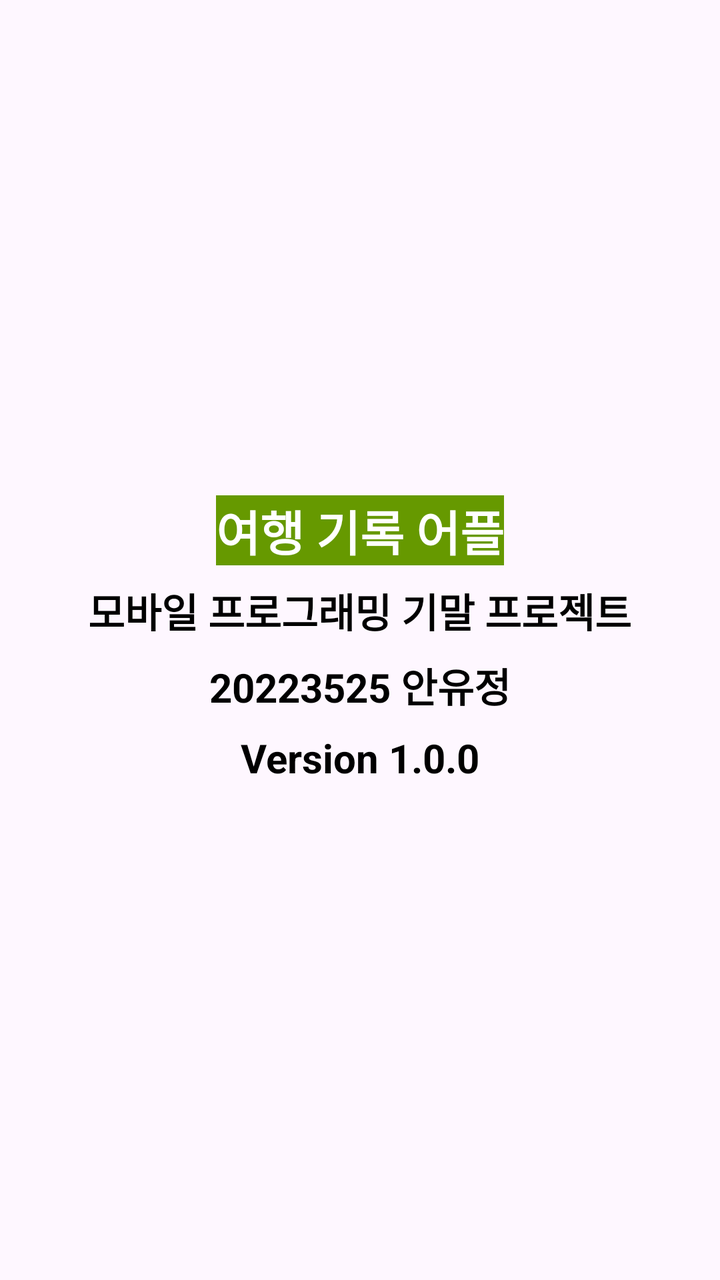
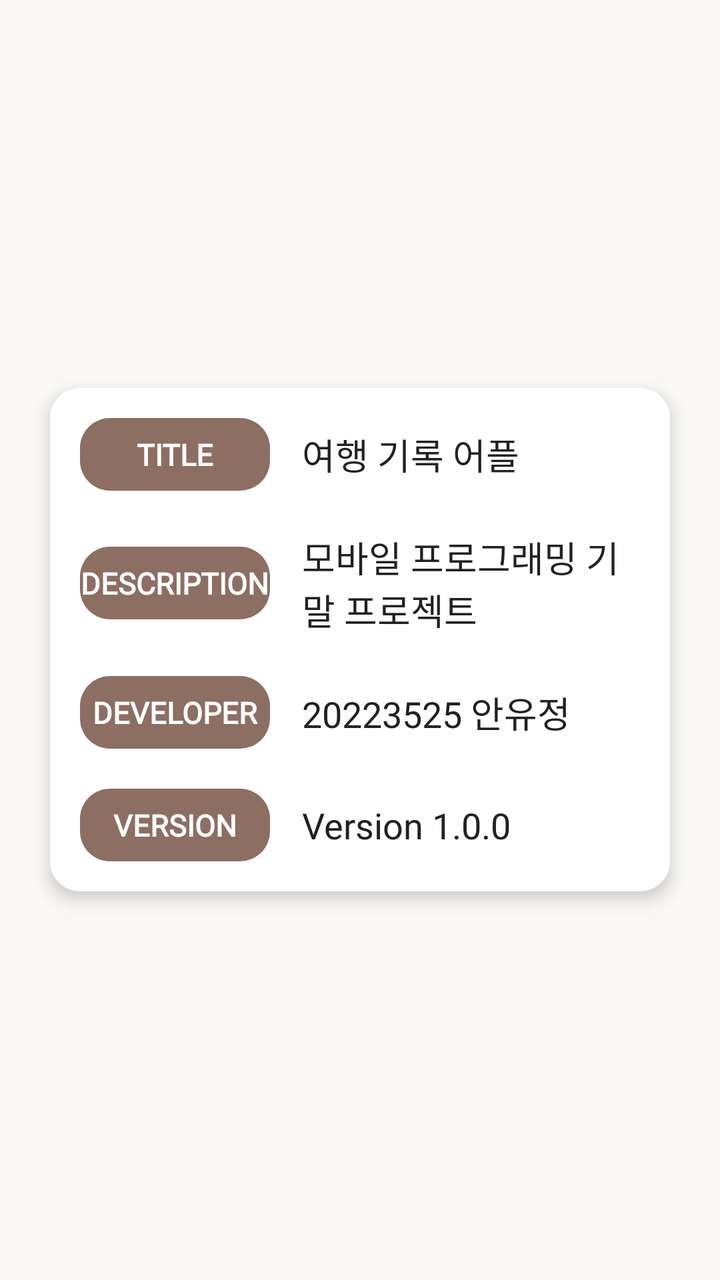

The first picture is an Android layout as it rendered before a commit; the second is the same layout after the commit. The layout source and the unified diff follow.
<!-- AndroidManifest.xml: application theme Theme.TermProject -->
<!-- res/layout/fragment_settings.xml -->
<?xml version="1.0" encoding="utf-8"?>
<LinearLayout xmlns:android="http://schemas.android.com/apk/res/android"
    android:layout_width="match_parent"
    android:layout_height="match_parent"
    android:orientation="vertical"
    android:gravity="center"
    android:padding="24dp">

    <TextView
        android:layout_width="wrap_content"
        android:layout_height="wrap_content"
        android:background="@android:color/holo_green_dark"
        android:text="@string/app_title"
        android:textColor="@color/white"
        android:textSize="24sp"
        android:textStyle="bold" />

    <TextView
        android:layout_width="wrap_content"
        android:layout_height="wrap_content"
        android:text="@string/app_info"
        android:textColor="@color/black"
        android:textSize="20sp"
        android:textStyle="bold"
        android:layout_marginTop="8dp"/>

    <TextView
        android:layout_width="wrap_content"
        android:layout_height="wrap_content"
        android:text="@string/app_developer"
        android:textColor="@color/black"
        android:textSize="20sp"
        android:textStyle="bold"
        android:layout_marginTop="8dp"/>

    <TextView
        android:layout_width="wrap_content"
        android:layout_height="wrap_content"
        android:text="@string/app_version"
        android:textColor="@color/black"
        android:textSize="20sp"
        android:textStyle="bold"
        android:layout_marginTop="8dp"/>
</LinearLayout>
<!-- resources referenced by this layout -->
<resources>
  <color name="black">#FF000000</color>
  <color name="white">#FFFFFFFF</color>
  <string name="app_developer">20223525 안유정</string>
  <string name="app_info">모바일 프로그래밍 기말 프로젝트</string>
  <string name="app_title">여행 기록 어플</string>
  <string name="app_version">Version 1.0.0</string>
  <style name="Theme.TermProject" parent="Base.Theme.TermProject" />
  <style name="Base.Theme.TermProject" parent="Theme.Material3.DayNight">
          
          
      </style>
</resources>

<!-- the commit's change to res/layout/fragment_settings.xml (unified diff, before → after) -->
@@ -1,44 +1,146 @@
 <?xml version="1.0" encoding="utf-8"?>
 <LinearLayout xmlns:android="http://schemas.android.com/apk/res/android"
+    xmlns:app="http://schemas.android.com/apk/res-auto"
     android:layout_width="match_parent"
     android:layout_height="match_parent"
     android:orientation="vertical"
     android:gravity="center"
-    android:padding="24dp">
+    android:padding="15dp"
+    android:background="#F9F8F6">
 
-    <TextView
-        android:layout_width="wrap_content"
+    <LinearLayout
+        android:layout_width="match_parent"
         android:layout_height="wrap_content"
-        android:background="@android:color/holo_green_dark"
-        android:text="@string/app_title"
-        android:textColor="@color/white"
-        android:textSize="24sp"
-        android:textStyle="bold" />
+        android:orientation="vertical"
+        android:background="@drawable/radius"
+        android:backgroundTint="#FFFFFF"
+        android:padding="15dp"
+        android:layout_margin="10dp"
+        android:elevation="5dp">
 
-    <TextView
-        android:layout_width="wrap_content"
-        android:layout_height="wrap_content"
-        android:text="@string/app_info"
-        android:textColor="@color/black"
-        android:textSize="20sp"
-        android:textStyle="bold"
-        android:layout_marginTop="8dp"/>
+        <LinearLayout
+            android:layout_width="match_parent"
+            android:layout_height="wrap_content"
+            android:orientation="horizontal"
+            android:gravity="center_vertical"
+            android:layout_marginBottom="20dp">
 
-    <TextView
-        android:layout_width="wrap_content"
-        android:layout_height="wrap_content"
-        android:text="@string/app_developer"
-        android:textColor="@color/black"
-        android:textSize="20sp"
-        android:textStyle="bold"
-        android:layout_marginTop="8dp"/>
+            <TextView
+                android:layout_width="95dp"
+                android:layout_height="wrap_content"
+                android:backgroundTint="#8D6E63"
+                android:background="@drawable/radius"
+                android:textColor="#FFFFFF"
+                android:paddingVertical="8dp"
+                android:gravity="center"
+                android:fontFamily="@font/gamja_flower"
+                android:text="TITLE"
+                android:textSize="15sp"
+                android:textStyle="bold" />
 
-    <TextView
-        android:layout_width="wrap_content"
-        android:layout_height="wrap_content"
-        android:text="@string/app_version"
-        android:textColor="@color/black"
-        android:textSize="20sp"
-        android:textStyle="bold"
-        android:layout_marginTop="8dp"/>
+            <TextView
+                android:layout_width="0dp"
+                android:layout_height="wrap_content"
+                android:layout_weight="1"
+                android:layout_marginStart="16dp"
+                android:text="@string/app_title"
+                android:fontFamily="@font/gamja_flower"
+                android:textColor="#212121"
+                android:textSize="18sp" />
+        </LinearLayout>
+
+        <LinearLayout
+            android:layout_width="match_parent"
+            android:layout_height="wrap_content"
+            android:orientation="horizontal"
+            android:gravity="center_vertical"
+            android:layout_marginBottom="20dp">
+
+            <TextView
+                android:layout_width="95dp"
+                android:layout_height="wrap_content"
+                android:backgroundTint="#8D6E63"
+                android:background="@drawable/radius"
+                android:textColor="#FFFFFF"
+                android:paddingVertical="8dp"
+                android:gravity="center"
+                android:fontFamily="@font/gamja_flower"
+                android:text="DESCRIPTION"
+                android:textSize="15sp"
+                android:textStyle="bold" />
+
+            <TextView
+                android:layout_width="0dp"
+                android:layout_height="wrap_content"
+                android:layout_weight="1"
+                android:layout_marginStart="16dp"
+                android:text="@string/app_info"
+                android:fontFamily="@font/gamja_flower"
+                android:textColor="#212121"
+                android:textSize="18sp" />
+        </LinearLayout>
+
+        <LinearLayout
+            android:layout_width="match_parent"
+            android:layout_height="wrap_content"
+            android:orientation="horizontal"
+            android:gravity="center_vertical"
+            android:layout_marginBottom="20dp">
+
+            <TextView
+                android:layout_width="95dp"
+                android:layout_height="wrap_content"
+                android:backgroundTint="#8D6E63"
+                android:background="@drawable/radius"
+                android:textColor="#FFFFFF"
+                android:paddingVertical="8dp"
+                android:gravity="center"
+                android:fontFamily="@font/gamja_flower"
+                android:text="DEVELOPER"
+                android:textSize="15sp"
+                android:textStyle="bold" />
+
+            <TextView
+                android:layout_width="0dp"
+                android:layout_height="wrap_content"
+                android:layout_weight="1"
+                android:layout_marginStart="16dp"
+                android:text="@string/app_developer"
+                android:fontFamily="@font/gamja_flower"
+                android:textColor="#212121"
+                android:textSize="18sp" />
+        </LinearLayout>
+
+        <LinearLayout
+            android:layout_width="match_parent"
+            android:layout_height="wrap_content"
+            android:orientation="horizontal"
+            android:gravity="center_vertical">
+
+            <TextView
+                android:layout_width="95dp"
+                android:layout_height="wrap_content"
+                android:backgroundTint="#8D6E63"
+                android:background="@drawable/radius"
+                android:textColor="#FFFFFF"
+                android:paddingVertical="8dp"
+                android:gravity="center"
+                android:fontFamily="@font/gamja_flower"
+                android:text="VERSION"
+                android:textSize="15sp"
+                android:textStyle="bold" />
+
+            <TextView
+                android:layout_width="0dp"
+                android:layout_height="wrap_content"
+                android:layout_weight="1"
+                android:layout_marginStart="16dp"
+                android:text="@string/app_version"
+                android:fontFamily="@font/gamja_flower"
+                android:textColor="#212121"
+                android:textSize="18sp" />
+        </LinearLayout>
+
+    </LinearLayout>
+
 </LinearLayout>
<!-- resource entries referenced after the edit -->
@@ -1,7 +1,16 @@
 <!-- resources referenced by this layout -->
 <resources>
-  <color name="black">#FF000000</color>
-  <color name="white">#FFFFFFFF</color>
+  <!-- drawable radius (drawable) -->
+  <?xml version="1.0" encoding="utf-8"?>
+  <shape xmlns:android="http://schemas.android.com/apk/res/android"
+      android:shape="rectangle"
+      android:padding="10dp">
+  
+      <solid android:color="#ffffff"></solid>
+  
+      <corners
+          android:radius="15dp"></corners>
+  </shape>
   <string name="app_developer">20223525 안유정</string>
   <string name="app_info">모바일 프로그래밍 기말 프로젝트</string>
   <string name="app_title">여행 기록 어플</string>
